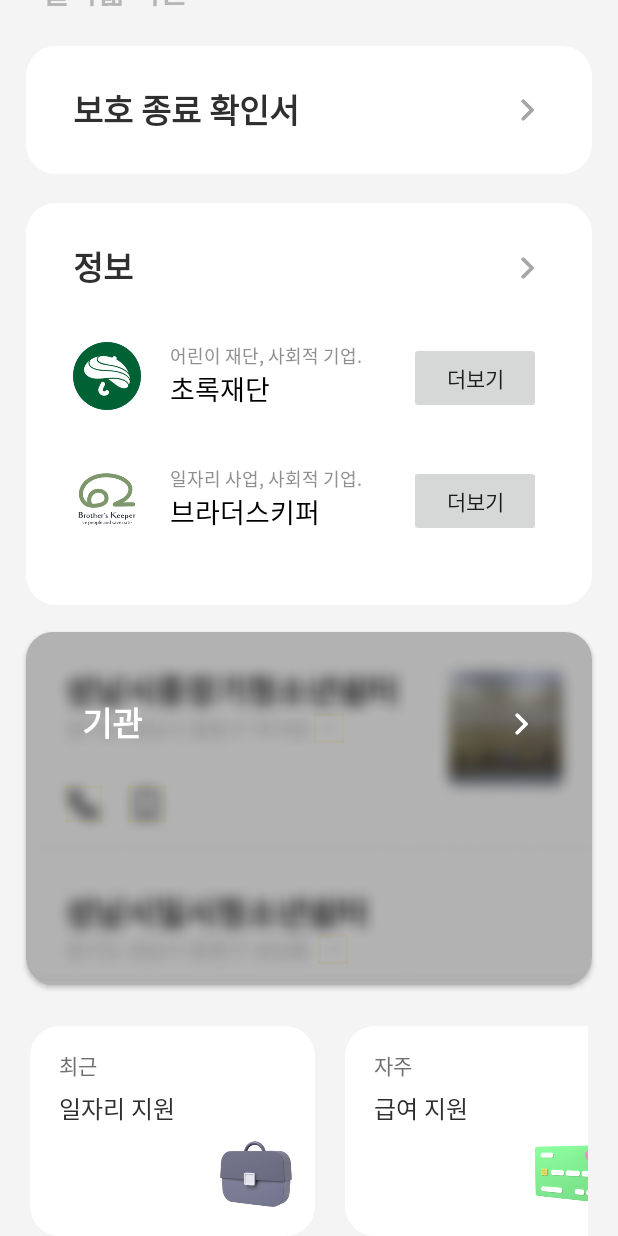
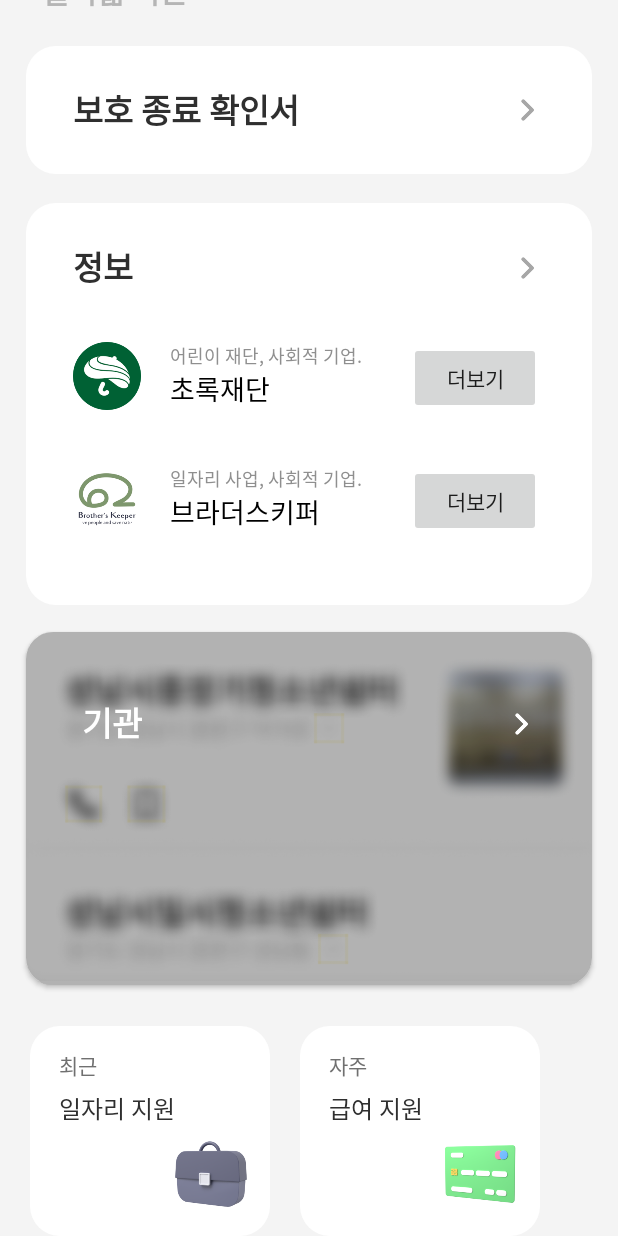
Before and after one commit to jeong-a-young/Eighteen-Adult, an Android app: the HomeActivity screen opened directly, with no data from a screen before it, on a phone screen of 412 x 824 dp. Run offline under Robolectric (Android 15) with nearby library versions, the phone set to English and light mode, and no system bars.

Commit message:
fix: Home 화면에서 item이 잘리는 문제 수정

```diff
--- a/app/src/main/res/layout/item_home_information.xml
+++ b/app/src/main/res/layout/item_home_information.xml
@@ -3,7 +3,7 @@
     xmlns:app="http://schemas.android.com/apk/res-auto"
     xmlns:tools="http://schemas.android.com/tools"
     android:id="@+id/cl_card"
-    android:layout_width="190dp"
+    android:layout_width="160dp"
     android:layout_height="140dp"
     android:background="@drawable/white_radius_layout"
     android:layout_marginLeft="20dp">
```
